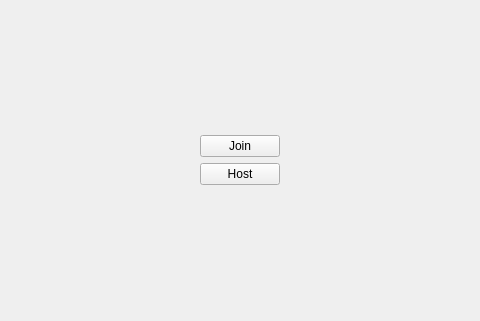
Old version of the form menu/ui/StartScreen.ui in the repository SCAPELLI/Wolfenstein3D; both pictures show x 103 to 583 and y 252 to 573 of the 685 by 573 pixel window.
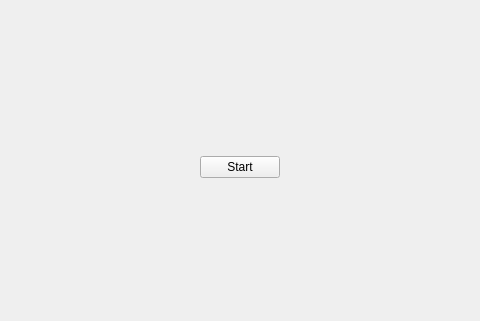
New version of the form.

Commit message: Pantalla de seleccion de server. La tabla tiene las columnas y muestra solo dos items. Si haces click en join te tira el index de la columna seleccionada. NO esta decorada porque todavia trabajo en su comportamiento. Igual, el comportamiento va a ser basico antes del big merge

Diff of the .ui file:
```diff
--- a/menu/ui/StartScreen.ui
+++ b/menu/ui/StartScreen.ui
@@ -84,14 +84,7 @@
      <item>
       <widget class="QPushButton" name="joinButton">
        <property name="text">
-        <string>Join</string>
-       </property>
-      </widget>
-     </item>
-     <item>
-      <widget class="QPushButton" name="hostButton">
-       <property name="text">
-        <string>Host</string>
+        <string>Start</string>
        </property>
       </widget>
      </item>
```
Left out of the diff: 2 changed lines with no effect on the pictures. The commit also changes 10 other files.
